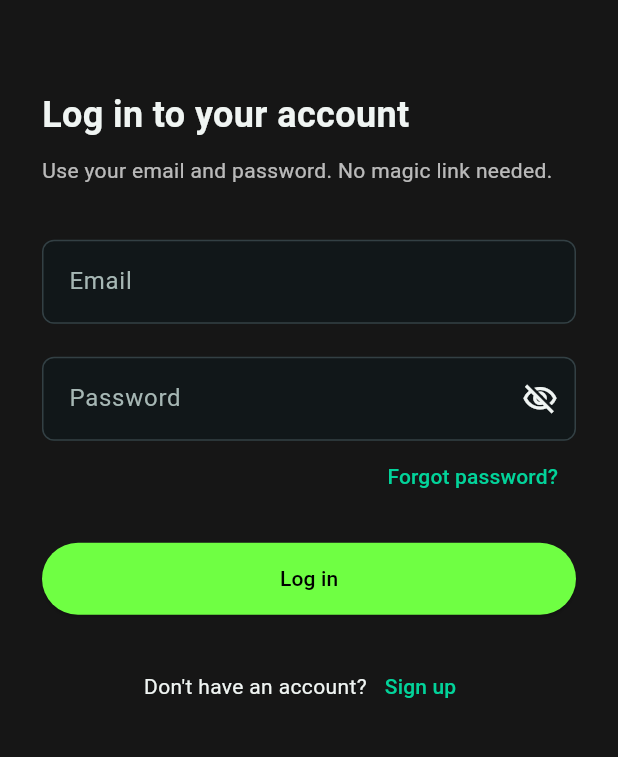
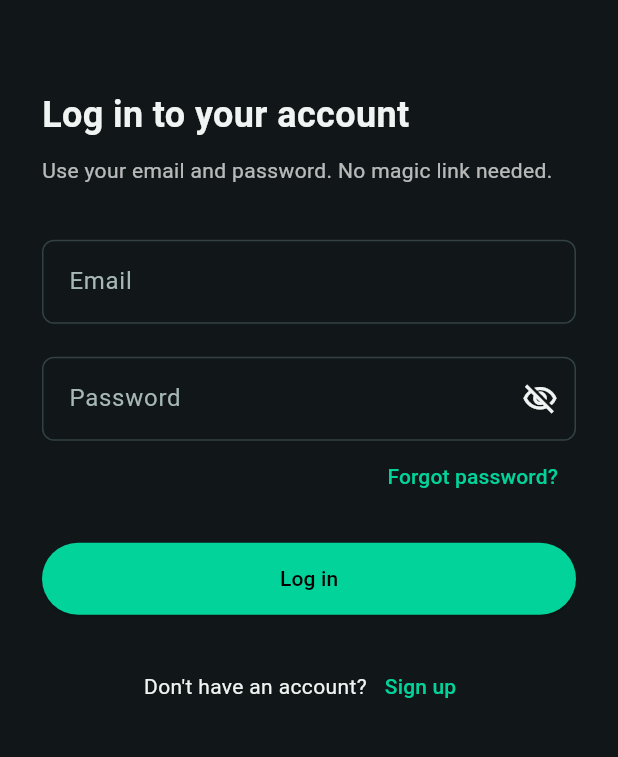
Before and after one commit to Technix19/repo_easybooks, a Flutter app: the screen it shows after launch, on a phone screen of 412 x 824 dp, the part 286-1043 px from its top. Run offline on Flutter 3.47's test engine with Material 3 defaults, Android fonts, the phone set to English and light mode, and no system bars; our stand-ins replace csv, fl_chart, lottie, supabase_flutter; missing offline and left inert: dart:html, file_saver; accounts and stored records are empty.

Commit message:
Make authentication screens match EasyBooks brand tokens

```diff
--- a/repo_easybooks/lib/login_page.dart
+++ b/repo_easybooks/lib/login_page.dart
@@ -1,3 +1,4 @@
+import 'package:repo_easybooks/theme/easybooks_theme.dart';
 import 'package:flutter/material.dart';
 import 'package:lottie/lottie.dart';
 import 'package:repo_easybooks/auth/auth_service.dart';
@@ -61,7 +62,7 @@ class _LoginPageState extends State<LoginPage> {
   @override
   Widget build(BuildContext context) {
     return Scaffold(
-      backgroundColor: const Color(0xFF161616),
+      backgroundColor: EasyBooksTheme.background,
       body: SafeArea(
         child: LayoutBuilder(
           builder: (context, constraints) {
@@ -144,7 +145,7 @@ class _LoginPageState extends State<LoginPage> {
                           height: 48,
                           child: ElevatedButton(
                             style: ElevatedButton.styleFrom(
-                              backgroundColor: const Color(0xFF6FFF43),
+                              backgroundColor: EasyBooksTheme.accent,
                               foregroundColor: Colors.black,
                             ),
                             onPressed: _isSubmitting ? null : _logIn,
```
